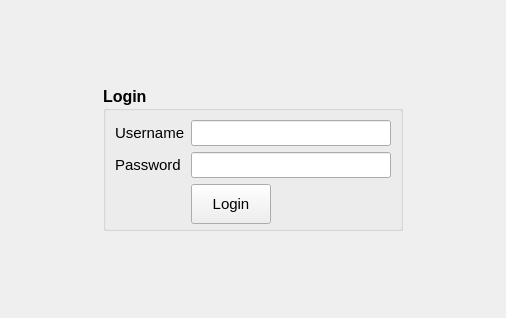
First picture: the form in estorecpp/loginwidget.ui, repository Watti/estorecpp, before the edit.
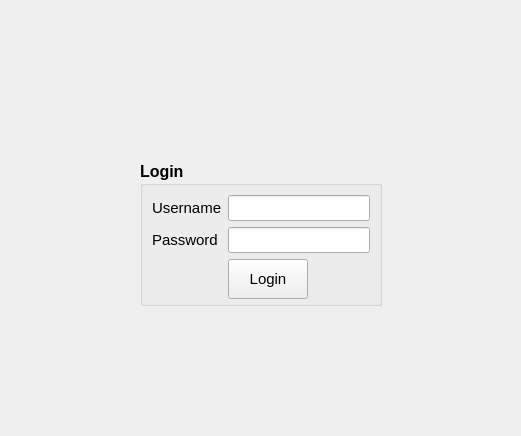
Second picture: the form after the edit. Icons and pictures are not drawn.

Commit message: logo image added

What changed in the file:
```diff
--- a/estorecpp/loginwidget.ui
+++ b/estorecpp/loginwidget.ui
@@ -6,15 +6,46 @@
    <rect>
     <x>0</x>
     <y>0</y>
-    <width>506</width>
-    <height>318</height>
+    <width>521</width>
+    <height>436</height>
    </rect>
   </property>
   <property name="windowTitle">
    <string>Form</string>
   </property>
-  <layout class="QGridLayout" name="gridLayout">
-   <item row="0" column="0">
+  <layout class="QVBoxLayout" name="verticalLayout">
+   <item>
+    <spacer name="verticalSpacer">
+     <property name="orientation">
+      <enum>Qt::Vertical</enum>
+     </property>
+     <property name="sizeType">
+      <enum>QSizePolicy::Fixed</enum>
+     </property>
+     <property name="sizeHint" stdset="0">
+      <size>
+       <width>20</width>
+       <height>150</height>
+      </size>
+     </property>
+    </spacer>
+   </item>
+   <item>
+    <layout class="QHBoxLayout" name="horizontalLayout_2">
+     <item>
+      <spacer name="horizontalSpacer_2">
+       <property name="orientation">
+        <enum>Qt::Horizontal</enum>
+       </property>
+       <property name="sizeHint" stdset="0">
+        <size>
+         <width>40</width>
+         <height>20</height>
+        </size>
+       </property>
+      </spacer>
+     </item>
+     <item>
     <widget class="QGroupBox" name="groupBox">
      <property name="sizePolicy">
       <sizepolicy hsizetype="Minimum" vsizetype="Minimum">
@@ -157,8 +188,35 @@
      </layout>
     </widget>
    </item>
-  </layout>
- </widget>
- <resources/>
+     <item>
+      <spacer name="horizontalSpacer_3">
+       <property name="orientation">
+        <enum>Qt::Horizontal</enum>
+       </property>
+       <property name="sizeHint" stdset="0">
+        <size>
+         <width>40</width>
+         <height>20</height>
+        </size>
+       </property>
+      </spacer>
+     </item>
+    </layout>
+   </item>
+   <item>
+    <widget class="QWidget" name="widget" native="true">
+     <property name="styleSheet">
+      <string notr="true">background-image: url(:/powered_by/icons/powered by.png);
+background-repeat: no-repeat;
+background-attachment: fixed;
+background-position: center; </string>
+     </property>
+    </widget>
+   </item>
+  </layout>
+ </widget>
+ <resources>
+  <include location="test.qrc"/>
+ </resources>
  <connections/>
 </ui>
```
Lines whose indentation alone changed are shown as unchanged. The commit also changes 2 other files.
